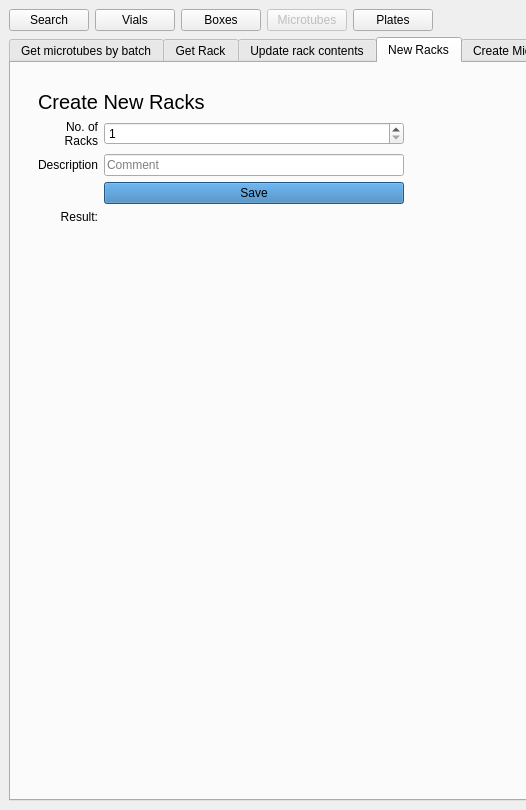
The window that frontend/assets/microtubeswindow.ui (dahlbma/cello) describes before a commit, drawn with Qt 5; both pictures show x 0 to 526 and y 0 to 810 of the 1180 by 810 pixel window.
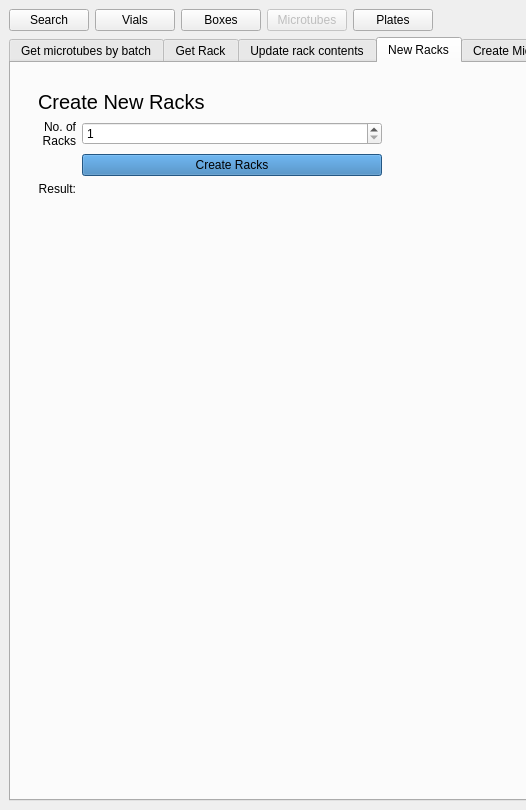
The same window after the commit. The open tabs and pages were chosen to show the change.

Commit message: remove comment from create racks

```diff
--- a/frontend/assets/microtubeswindow.ui
+++ b/frontend/assets/microtubeswindow.ui
@@ -807,46 +807,7 @@
             </item>
             <item>
              <layout class="QGridLayout" name="gridLayout_14">
-              <item row="7" column="0">
-               <widget class="QLabel" name="label_9">
-                <property name="text">
-                 <string>Result:</string>
-                </property>
-                <property name="alignment">
-                 <set>Qt::AlignRight|Qt::AlignTop|Qt::AlignTrailing</set>
-                </property>
-               </widget>
-              </item>
-              <item row="3" column="1">
-               <widget class="QSpinBox" name="new_n_racks_sb">
-                <property name="minimum">
-                 <number>1</number>
-                </property>
-                <property name="maximum">
-                 <number>1000</number>
-                </property>
-               </widget>
-              </item>
-              <item row="5" column="1">
-               <widget class="QLineEdit" name="new_racks_comment_eb">
-                <property name="sizePolicy">
-                 <sizepolicy hsizetype="Preferred" vsizetype="Fixed">
-                  <horstretch>0</horstretch>
-                  <verstretch>0</verstretch>
-                 </sizepolicy>
-                </property>
-                <property name="maximumSize">
-                 <size>
-                  <width>320</width>
-                  <height>16777215</height>
-                 </size>
-                </property>
-                <property name="placeholderText">
-                 <string>Comment</string>
-                </property>
-               </widget>
-              </item>
-              <item row="7" column="1">
+              <item row="6" column="1">
                <widget class="QLabel" name="new_racks_res_lab">
                 <property name="sizePolicy">
                  <sizepolicy hsizetype="Fixed" vsizetype="Expanding">
@@ -885,7 +846,7 @@
                 </property>
                </widget>
               </item>
-              <item row="6" column="1">
+              <item row="5" column="1">
                <widget class="QPushButton" name="new_racks_save_btn">
                 <property name="sizePolicy">
                  <sizepolicy hsizetype="Preferred" vsizetype="Fixed">
@@ -897,17 +858,27 @@
                  <string notr="true">background-color: rgb(51, 122, 183)</string>
                 </property>
                 <property name="text">
-                 <string>Save</string>
+                 <string>Create Racks</string>
                 </property>
                </widget>
               </item>
-              <item row="5" column="0">
-               <widget class="QLabel" name="label_6">
+              <item row="3" column="1">
+               <widget class="QSpinBox" name="new_n_racks_sb">
+                <property name="minimum">
+                 <number>1</number>
+                </property>
+                <property name="maximum">
+                 <number>1000</number>
+                </property>
+               </widget>
+              </item>
+              <item row="6" column="0">
+               <widget class="QLabel" name="label_9">
                 <property name="text">
-                 <string>Description</string>
+                 <string>Result:</string>
                 </property>
                 <property name="alignment">
-                 <set>Qt::AlignRight|Qt::AlignTrailing|Qt::AlignVCenter</set>
+                 <set>Qt::AlignRight|Qt::AlignTop|Qt::AlignTrailing</set>
                 </property>
                </widget>
               </item>
```
The commit also changes 2 other files.
